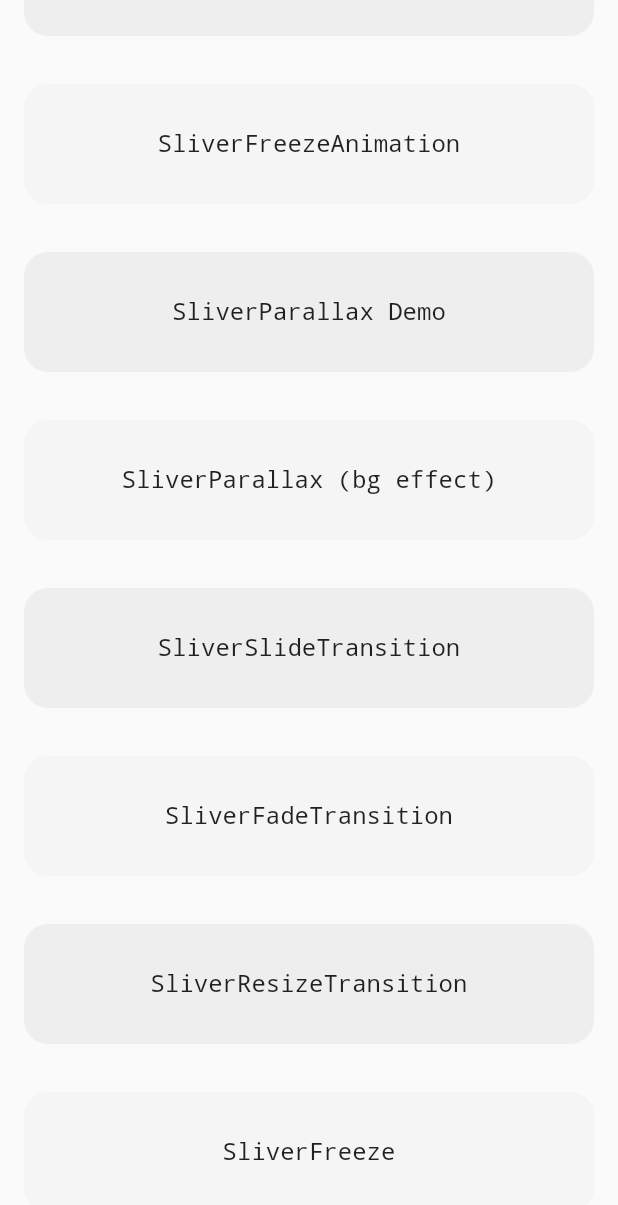
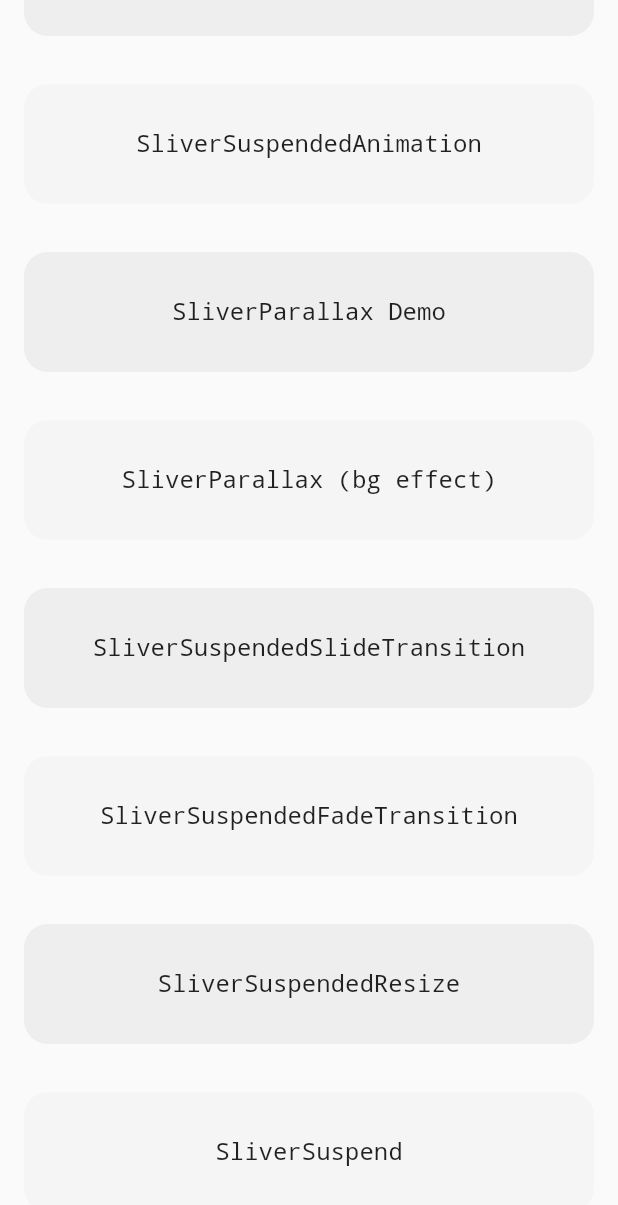
Before and after one commit to MichaelRFairhurst/scroll_animate, a Flutter app: the screen it shows after launch, scrolled down 334 dp, on a phone screen of 412 x 824 dp. Shown: the top 1205 px of the screen. Run offline on Flutter 3.47's test engine with Material 2 defaults, Android fonts, the light colour scheme and no system bars.

Commit message:
Rename SliverFreeze et al to SliverSuspend(edAnimation) et al

```diff
--- a/example/lib/demo_all.dart
+++ b/example/lib/demo_all.dart
@@ -1,5 +1,5 @@
 import 'dart:math';
-import 'package:flutter/material.dart' hide SliverFadeTransition;
+import 'package:flutter/material.dart';
 import 'package:flutter/animation.dart';
 import 'package:flutter/rendering.dart';
 import 'package:scroll_animate/scroll_animate.dart';
@@ -23,33 +23,33 @@ class DemoAll extends StatelessWidget {
               title: Text("SliverAppBar"),
             ),
           ),
-          SliverSlideTransition(
+          SliverSuspendedSlideTransition(
             duration: 400,
             height: 150,
             curve: Curves.ease,
             first: RoundedBox(
               color: nextColor(),
-              text: "SliverSlideTransition",
+              text: "SliverSuspendedSlideTransition",
             ),
             second: RoundedBox(
               color: nextColor(),
               text: "...",
             ),
           ),
-          SliverFadeTransition(
+          SliverSuspendedFadeTransition(
             duration: 400,
             height: 150,
             curve: Curves.ease,
             first: RoundedBox(
               color: nextColor(),
-              text: "SliverFadeTransition",
+              text: "SliverSuspendedFadeTransition",
             ),
             second: RoundedBox(
               color: nextColor(),
               text: "...",
             ),
           ),
-          SliverFreezeAnimation<double>(
+          SliverSuspendedAnimation<double>(
             duration: 800,
             curve: Curves.ease,
             tween: Tween(begin: 0.0, end: 2*pi),
@@ -69,7 +69,7 @@ class DemoAll extends StatelessWidget {
                         color: colors[1],
                         width: 200,
                         height: 200,
-                        text: "SliverFreezeAnimation",
+                        text: "SliverSuspendedAnimation",
                       ),
                     ),
                   ),
@@ -77,7 +77,7 @@ class DemoAll extends StatelessWidget {
               );
             },
           ),
-          SliverFreezeResize(
+          SliverSuspendedResize(
             duration: 800,
             curve: Curves.ease,
             mainAxisExtentTween: TweenSequence<double>(
@@ -104,7 +104,7 @@ class DemoAll extends StatelessWidget {
             ),
             child: RoundedBox(
               color: nextColor(),
-              text: "SliverFreezeResize",
+              text: "SliverSuspendedResize",
             ),
           ),
           SliverEntranceAnimation<double>(
@@ -131,7 +131,7 @@ class DemoAll extends StatelessWidget {
             sliverBuilder: (context, opacity, _) {
               return SliverOpacity(
                 opacity: opacity,
-                sliver: SliverSlideTransition(
+                sliver: SliverSuspendedSlideTransition(
                   duration: 400,
                   height: 150,
                   curve: Curves.ease,
@@ -141,7 +141,7 @@ class DemoAll extends StatelessWidget {
                   ),
                   second: RoundedBox(
                     color: colors[4],
-                    text: "... with SliverSlideTransition",
+                    text: "... with SliverSuspendedSlideTransition",
                   ),
                 ),
               );
--- a/example/lib/main.dart
+++ b/example/lib/main.dart
@@ -1,5 +1,5 @@
 import 'dart:math';
-import 'package:flutter/material.dart' hide SliverFadeTransition;
+import 'package:flutter/material.dart';
 import 'package:flutter/animation.dart';
 import 'package:flutter/rendering.dart';
 import 'package:scroll_animate/scroll_animate.dart';
@@ -47,16 +47,16 @@ class MyHomePage extends StatelessWidget {
             builder: (context) => DemoAll(),
           ),
           _singleWidgetLauncher(_demoSliverEntranceAnimation()),
-          _singleWidgetLauncher(_demoSliverFreezeAnimation()),
+          _singleWidgetLauncher(_demoSliverSuspendedAnimation()),
           _demoLauncher(
              text: "SliverParallax Demo",
              builder: (context) => _demoSliverParallax(context),
           ),
           _singleWidgetLauncher(_demoSliverParallaxBackground()),
-          _singleWidgetLauncher(_demoSliverSlide()),
-          _singleWidgetLauncher(_demoSliverFade()),
-          _singleWidgetLauncher(_demoSliverResize()),
-          _singleWidgetLauncher(_demoSliverFreeze()),
+          _singleWidgetLauncher(_demoSliverSuspendedSlide()),
+          _singleWidgetLauncher(_demoSliverSuspendedFade()),
+          _singleWidgetLauncher(_demoSliverSuspendedResize()),
+          _singleWidgetLauncher(_demoSliverSuspend()),
         ],
       ),
     );
@@ -95,7 +95,7 @@ SliverEntranceAnimation<double>(
   builder: (context, slide) {
     return Transform.translate(
       offset: Offset(-slide, 0),
-      child: RoundedBox(text: "SliverSlideTransition", ...),
+      child: RoundedBox(text: "SliverSuspendedSlideTransition", ...),
     );
   },
 )
@@ -199,22 +199,22 @@ SliverParallax(
   }
 
 
-  SingleWidgetDemo _demoSliverSlide() {
+  SingleWidgetDemo _demoSliverSuspendedSlide() {
     return SingleWidgetDemo(
-      text: "SliverSlideTransition",
+      text: "SliverSuspendedSlideTransition",
       spacersBefore: 1,
       spacersAfter: 5,
       code: """
-SliverSlideTransition(
+SliverSuspendedSlideTransition(
   duration: 600,
   curve: Curves.ease,
   height: 250,
-  first: RoundedBox(text: "SliverSlideTransition", ...),
+  first: RoundedBox(text: "SliverSuspendedSlideTransition", ...),
   second: RoundedBox(text: "New Content", ...),
 ),
 """,
       builder: (context, child) {
-        return SliverSlideTransition(
+        return SliverSuspendedSlideTransition(
           duration: 600,
           height: 250,
           first: child,
@@ -228,22 +228,22 @@ SliverSlideTransition(
     );
   }
 
-  SingleWidgetDemo _demoSliverFade() {
+  SingleWidgetDemo _demoSliverSuspendedFade() {
     return SingleWidgetDemo(
-      text: "SliverFadeTransition",
+      text: "SliverSuspendedFadeTransition",
       spacersBefore: 1,
       spacersAfter: 5,
       code: """
-SliverFadeTransition(
+SliverSuspendedFadeTransition(
   duration: 600,
   height: 250
   curve: Curves.ease,
-  first: RoundedBox(text: code, ...),
+  first: RoundedBox(text: "SliverSuspendedFadeTransition", ...),
   second: RoundedBox(text: "New Content", ...),
 )
 """,
       builder: (context, child) {
-        return SliverFadeTransition(
+        return SliverSuspendedFadeTransition(
           duration: 600,
           first: child,
           curve: Curves.ease,
@@ -257,21 +257,21 @@ SliverFadeTransition(
     );
   }
 
-  SingleWidgetDemo _demoSliverResize() {
+  SingleWidgetDemo _demoSliverSuspendedResize() {
     return SingleWidgetDemo(
-      text: "SliverResizeTransition",
+      text: "SliverSuspendedResize",
       spacersBefore: 1,
       spacersAfter: 5,
       code: """
-SliverFreezeResize(
+SliverSuspendedResize(
   duration: 600,
   mainAxisExtentTween: Tween(begin: 250, end: 500),
   curve: Curves.ease,
-  child: RoundedBox(text: "SliverFreezeResize", ...),
+  child: RoundedBox(text: "SliverSuspendedResize", ...),
 )
 """,
       builder: (context, child) {
-        return SliverFreezeResize(
+        return SliverSuspendedResize(
           duration: 600,
           mainAxisExtentTween: Tween(begin: 250, end: 500),
           curve: Curves.ease,
@@ -281,13 +281,13 @@ SliverFreezeResize(
     );
   }
 
-  SingleWidgetDemo _demoSliverFreezeAnimation() {
+  SingleWidgetDemo _demoSliverSuspendedAnimation() {
     return SingleWidgetDemo(
-      text: "SliverFreezeAnimation",
+      text: "SliverSuspendedAnimation",
       spacersBefore: 0,
       spacersAfter: 5,
       code: """
-SliverFreezeAnimation<double>(
+SliverSuspendedAnimation<double>(
   duration: 800,
   tween: Tween(begin: 0.0, end: 2*pi),
   builder: (context, angle) {
@@ -305,7 +305,7 @@ SliverFreezeAnimation<double>(
 )
 """,
       builder: (context, child) {
-        return SliverFreezeAnimation<double>(
+        return SliverSuspendedAnimation<double>(
           duration: 800,
           tween: Tween(begin: 0.0, end: 2*pi),
           builder: (context, angle) {
@@ -314,13 +314,13 @@ SliverFreezeAnimation<double>(
               children: <Widget>[
                 RoundedBox(
                   color: colors[0],
-                  height: 300,
+                  height: 350,
                 ),
                 Transform.rotate(
                   angle: angle,
                   child: Container(
-                    width: 250,
-                    height: 250,
+                    width: 300,
+                    height: 300,
                     child: child,
                   ),
                 ),
@@ -332,19 +332,19 @@ SliverFreezeAnimation<double>(
     );
   }
 
-  SingleWidgetDemo _demoSliverFreeze() {
+  SingleWidgetDemo _demoSliverSuspend() {
     return SingleWidgetDemo(
-      text: "SliverFreeze",
+      text: "SliverSuspend",
       spacersBefore: 1,
       spacersAfter: 5,
       code: """
-SliverFreeze(
+SliverSuspend(
   duration: 600,
   child: RoundedBox(...),
 )
 """,
       builder: (context, child) {
-        return SliverFreeze(
+        return SliverSuspend(
           duration: 600,
           child: child,
         );
--- a/lib/scroll_animate.dart
+++ b/lib/scroll_animate.dart
@@ -3,9 +3,9 @@ export 'package:scroll_animate/src/sliver_enter_exit_callback.dart';
 export 'package:scroll_animate/src/sliver_enter_exit_callback_wrapper.dart';
 export 'package:scroll_animate/src/sliver_entrance_animation.dart';
 export 'package:scroll_animate/src/sliver_entrance_animation_builder.dart';
-export 'package:scroll_animate/src/sliver_fade_transition.dart';
-export 'package:scroll_animate/src/sliver_freeze.dart';
-export 'package:scroll_animate/src/sliver_freeze_animation.dart';
-export 'package:scroll_animate/src/sliver_freeze_resize.dart';
+export 'package:scroll_animate/src/sliver_suspend.dart';
+export 'package:scroll_animate/src/sliver_suspended_animation.dart';
+export 'package:scroll_animate/src/sliver_suspended_fade_transition.dart';
+export 'package:scroll_animate/src/sliver_suspended_resize.dart';
+export 'package:scroll_animate/src/sliver_suspended_slide_transition.dart';
 export 'package:scroll_animate/src/sliver_parallax.dart';
-export 'package:scroll_animate/src/sliver_slide_transition.dart';
--- a/lib/src/sliver_freeze.dart
+++ b/lib/src/sliver_suspend.dart
@@ -2,41 +2,41 @@ import 'dart:math';
 import 'package:flutter/material.dart';
 import 'package:flutter/rendering.dart';
 
-/// A sliver that temporarily freezes at the top of screen during scroll.
+/// A sliver that temporarily suspends at the top of screen during scroll.
 ///
 /// This makes most sense when the widget is fullscreen and/or has an animation
-/// of some kind (see [SliverFreezeAnimation]), allowing you to create a sort of
-/// scroll-navigation effect between pages, similar to a `PageView`.
+/// of some kind (see [SliverSuspendedAnimation]), allowing you to create a sort
+/// of scroll-navigation effect between pages, similar to a `PageView`.
 ///
-/// The duration of the fade is specified in pixels the user will have to scroll
-/// before it becomes unfrozen.
-class SliverFreeze extends SingleChildRenderObjectWidget {
+/// The duration of the suspension is specified in pixels the user will have to
+/// scroll before it becomes revitalized and scrolls again.
+class SliverSuspend extends SingleChildRenderObjectWidget {
 
   final Widget child;
   final double duration;
 
-  /// Create a [SliverFreeze].
+  /// Create a [SliverSuspend].
   ///
   /// `duration`: This is specified in pixels that the user will have to scroll
-  /// before the child widget is unfrozen.
+  /// before the child widget is revitalized and scrolls again.
   ///
   /// `child`: the contents of this sliver.
-  SliverFreeze({
+  SliverSuspend({
     required this.duration,
     required this.child,
   });
 
   @override
   RenderObject createRenderObject(BuildContext context)
-      => _RenderSliverFreeze(duration: duration);
+      => _RenderSliverSuspend(duration: duration);
 
   @override
-  void updateRenderObject(BuildContext context, _RenderSliverFreeze renderObject) {
+  void updateRenderObject(BuildContext context, _RenderSliverSuspend renderObject) {
     renderObject.duration = duration;
   }
 }
 
-class _RenderSliverFreeze extends RenderSliverSingleBoxAdapter {
+class _RenderSliverSuspend extends RenderSliverSingleBoxAdapter {
 
   double _duration;
 
@@ -47,7 +47,7 @@ class _RenderSliverFreeze extends RenderSliverSingleBoxAdapter {
 
   double get duration => _duration;
 
-  _RenderSliverFreeze({required double duration}) : _duration = duration;
+  _RenderSliverSuspend({required double duration}) : _duration = duration;
 
   @override
   void performLayout() {
--- a/lib/src/sliver_freeze_animation.dart
+++ b/lib/src/sliver_suspended_animation.dart
@@ -1,9 +1,9 @@
 import 'package:flutter/material.dart';
 import 'package:flutter/rendering.dart';
 import 'package:flutter/animation.dart';
-import 'package:scroll_animate/src/sliver_freeze.dart';
+import 'package:scroll_animate/src/sliver_suspend.dart';
 
-/// A sliver that animates while frozen at the top of screen during scroll.
+/// A sliver that animates while suspended at the top of screen during scroll.
 ///
 /// Can be an especially nice effect when the widget is set to match the size of
 /// the screen, creating a sort of `PageView` effect, with feedback between
@@ -11,37 +11,37 @@ import 'package:scroll_animate/src/sliver_freeze.dart';
 ///
 /// The type parameter [T] refers to the type of the value that is being
 /// animated. For instance, to animate opacity you would construct a
-/// `SliverFreezeAnimation<double>`.
+/// `SliverSuspendedAnimation<double>`.
 ///
 /// The value will be animated through a range based on the provided tween,
 /// and as the value changes, the [builder] function will be invoked with the
 /// current value to create the widget that is rendered.
 ///
-/// The duration of the freeze is specified in pixels the user will have to
-/// scroll before it becomes unfrozen.
-class SliverFreezeAnimation<T> extends StatelessWidget {
+/// The duration of the suspension is specified in pixels the user will have to
+/// scroll before it becomes revitalized and scrolls again.
+class SliverSuspendedAnimation<T> extends StatelessWidget {
   final Widget Function(BuildContext, T) builder;
   final double duration;
   final Animatable<T> tween;
   final Curve curve;
 
-  /// Create a [SliverFreezeAnimation].
+  /// Create a [SliverSuspendedAnimation].
   ///
   /// `builder`: Build the rendered contents with the latest animation value.
   ///
   /// `duration`: The animation duration. This is specified in pixels that the
   /// user will have to scroll before the animation completes and the child
-  /// widget is unfrozen.
+  /// widget is revitalized and scrolls again.
   ///
   /// `tween`: A tween to set the range of the animation value. The begin value
   /// of the tween is used before the widget hits the top of the scroll view. As
-  /// it is frozen it will animate to the end value of this tween before
-  /// unfreezing.
+  /// it is suspended it will animate to the end value of this tween before
+  /// revitalizing.
   ///
   /// `curve`: Optional. Set the animation curve, which is applied to animation
   /// progress just like a timed animation, except powered by scroll. Defaults
   /// to a linear curve.
-  SliverFreezeAnimation({
+  SliverSuspendedAnimation({
     required this.duration,
     required this.builder,
     required this.tween,
@@ -61,7 +61,7 @@ class SliverFreezeAnimation<T> extends StatelessWidget {
   Widget build(BuildContext context) {
     return SliverLayoutBuilder(
       builder: (context, constraints) {
-        return SliverFreeze(
+        return SliverSuspend(
           duration: duration,
           child: builder(context, getValue(constraints)),
         );
--- a/lib/src/sliver_fade_transition.dart
+++ b/lib/src/sliver_suspended_fade_transition.dart
@@ -1,17 +1,17 @@
 import 'package:flutter/material.dart';
-import 'package:scroll_animate/src/sliver_freeze_animation.dart';
+import 'package:scroll_animate/src/sliver_suspended_animation.dart';
 
 
-/// A sliver that crossfades contents while frozen at the top of a scrollview.
+/// A sliver that crossfades contents while sticking to the top of a scrollview.
 ///
 /// The minimum necessary to use this widget is to provide two children; the
 /// [first] and [second], and a duration. However, there may be issues sizing
 /// the children, and for this reason there are a variety of sizing parameters
 /// available as well.
 ///
-/// The duration of the freeze is specified in pixels the user will have to
-/// scroll before it becomes unfrozen.
-class SliverFadeTransition extends StatelessWidget {
+/// The duration of the suspension is specified in pixels the user will have to
+/// scroll before it becomes revitalized and scrolls again.
+class SliverSuspendedFadeTransition extends StatelessWidget {
   final Widget first;
   final Widget second;
   final double duration;
@@ -25,11 +25,11 @@ class SliverFadeTransition extends StatelessWidget {
   final EdgeInsetsGeometry? padding;
   final EdgeInsetsGeometry? margin;
 
-  /// Create a [SliverFadeTransition].
+  /// Create a [SliverSuspendedFadeTransition].
   ///
   /// `duration`: The animation duration. This is specified in pixels that the
   /// user will have to scroll before the animation completes and the child
-  /// widget is unfrozen.
+  /// widget is revitalized and scrolls again.
   ///
   /// `first`: The first child shown before the widget is scrolled to the top
   /// of the scrollview.
@@ -53,7 +53,7 @@ class SliverFadeTransition extends StatelessWidget {
   /// `padding`: Optional. Provide padding to both children at once.
   ///
   /// `margin`: Optional. Provide padding to both children at once.
-  SliverFadeTransition({
+  SliverSuspendedFadeTransition({
     required this.duration,
     required this.first,
     required this.second,
@@ -78,7 +78,7 @@ class SliverFadeTransition extends StatelessWidget {
   );
 
   Widget build(BuildContext context) {
-    return SliverFreezeAnimation<double>(
+    return SliverSuspendedAnimation<double>(
       duration: duration,
       curve: curve,
       tween: Tween<double>(begin: 1.0, end: 0.0),
--- a/lib/src/sliver_freeze_resize.dart
+++ b/lib/src/sliver_suspended_resize.dart
@@ -1,9 +1,9 @@
 import 'package:flutter/material.dart';
 import 'package:flutter/rendering.dart';
 import 'package:flutter/animation.dart';
-import 'package:scroll_animate/src/sliver_freeze_animation.dart';
+import 'package:scroll_animate/src/sliver_suspended_animation.dart';
 
-/// A sliver that resizes while frozen at the top of screen during scroll.
+/// A sliver that resizes while suspended at the top of screen during scroll.
 ///
 /// The size transition is defined by the `mainAxisExtentTween`, which
 /// determines the size of the widget in the scrolling axis direction.
@@ -14,9 +14,9 @@ import 'package:scroll_animate/src/sliver_freeze_animation.dart';
 /// Remember that with the right [Curve] and/or [Tween] it is possible to
 /// create some highly dynamic effects, for instance, [TweenSequence].
 ///
-/// The duration of the freeze is specified in pixels the user will have to
-/// scroll before it becomes unfrozen.
-class SliverFreezeResize extends StatelessWidget {
+/// The duration of the suspension is specified in pixels the user will have to
+/// scroll before it becomes revitalized and scrolls again.
+class SliverSuspendedResize extends StatelessWidget {
 
   final Animatable<double> mainAxisExtentTween;
   final Widget? child;
@@ -24,11 +24,11 @@ class SliverFreezeResize extends StatelessWidget {
   final Curve? curve;
   final Key? key;
 
-  /// Create a [SliverFreezeResize].
+  /// Create a [SliverSuspendedResize].
   ///
   /// `duration`: The animation duration. This is specified in pixels that the
   /// user will have to scroll before the animation completes and the child
-  /// widget is unfrozen.
+  /// widget is revitalized and continues scrolling.
   ///
   /// `tween`: A tween to set the size of the child along the scroll axis. The
   /// begin value of the tween is used before the widget hits the top of the
@@ -38,7 +38,7 @@ class SliverFreezeResize extends StatelessWidget {
   /// `curve`: Optional. Set the animation curve, which is applied to animation
   /// progress just like a timed animation, except powered by scroll. Defaults
   /// to a linear curve.
-  SliverFreezeResize({
+  SliverSuspendedResize({
     required this.duration,
     required this.mainAxisExtentTween,
     this.child,
@@ -47,7 +47,7 @@ class SliverFreezeResize extends StatelessWidget {
   });
 
   Widget build(BuildContext context) {
-    return SliverFreezeAnimation<double>(
+    return SliverSuspendedAnimation<double>(
       key: key,
       duration: duration,
       curve: curve,
--- a/lib/src/sliver_slide_transition.dart
+++ b/lib/src/sliver_suspended_slide_transition.dart
@@ -1,7 +1,7 @@
 import 'package:flutter/material.dart';
-import 'package:scroll_animate/src/sliver_freeze_animation.dart';
+import 'package:scroll_animate/src/sliver_suspended_animation.dart';
 
-/// A sliver that swipes between contents while frozen at the top of a scroll.
+/// A sliver that swipes between contents while suspended at the top of a scroll.
 ///
 /// The minimum necessary to use this widget is to provide two children; the
 /// [first] and [second], and a duration. However, there may be issues sizing
@@ -9,8 +9,8 @@ import 'package:scroll_animate/src/sliver_freeze_animation.dart';
 /// available as well.
 ///
 /// The duration of the slide is specified in pixels the user will have to
-/// scroll before it becomes unfrozen.
-class SliverSlideTransition extends StatelessWidget {
+/// scroll before it becomes revitalized and scrolls again.
+class SliverSuspendedSlideTransition extends StatelessWidget {
   final Widget first;
   final Widget second;
   final double duration;
@@ -25,11 +25,11 @@ class SliverSlideTransition extends StatelessWidget {
   final EdgeInsetsGeometry? margin;
 
 
-  /// Create a [SliverSlideTransition].
+  /// Create a [SliverSuspendedSlideTransition].
   ///
   /// `duration`: The animation duration. This is specified in pixels that the
   /// user will have to scroll before the animation completes and the child
-  /// widget is unfrozen.
+  /// widget is revitalized and scrolls again.
   ///
   /// `first`: The first child shown before the widget is scrolled to the top
   /// of the scrollview.
@@ -53,7 +53,7 @@ class SliverSlideTransition extends StatelessWidget {
   /// `padding`: Optional. Provide padding to both children at once.
   ///
   /// `margin`: Optional. Provide padding to both children at once.
-  SliverSlideTransition({
+  SliverSuspendedSlideTransition({
     required this.duration,
     required this.first,
     required this.second,
@@ -68,7 +68,7 @@ class SliverSlideTransition extends StatelessWidget {
   });
 
   Widget build(BuildContext context) {
-    return SliverFreezeAnimation<double>(
+    return SliverSuspendedAnimation<double>(
       duration: duration,
       curve: curve,
       tween: Tween<double>(begin: 0.0, end: 1.0),
@@ -81,7 +81,7 @@ class SliverSlideTransition extends StatelessWidget {
           padding: padding,
           margin: margin,
           child: Flow(
-            delegate: _SliverSlideTransitionFlowDelegate(
+            delegate: _SliverSuspendedSlideTransitionFlowDelegate(
               progress,
             ),
             children: <Widget>[
@@ -95,10 +95,10 @@ class SliverSlideTransition extends StatelessWidget {
   }
 }
 
-class _SliverSlideTransitionFlowDelegate extends FlowDelegate {
+class _SliverSuspendedSlideTransitionFlowDelegate extends FlowDelegate {
   final double progress;
 
-  _SliverSlideTransitionFlowDelegate(this.progress);
+  _SliverSuspendedSlideTransitionFlowDelegate(this.progress);
 
   @override
   void paintChildren(FlowPaintingContext context) {
@@ -108,6 +108,6 @@ class _SliverSlideTransitionFlowDelegate extends FlowDelegate {
   }
 
   @override
-  bool shouldRepaint(_SliverSlideTransitionFlowDelegate newDelegate)
+  bool shouldRepaint(_SliverSuspendedSlideTransitionFlowDelegate newDelegate)
       => newDelegate.progress != progress;
 }
```
Also changed, not shown: 1 other file.
